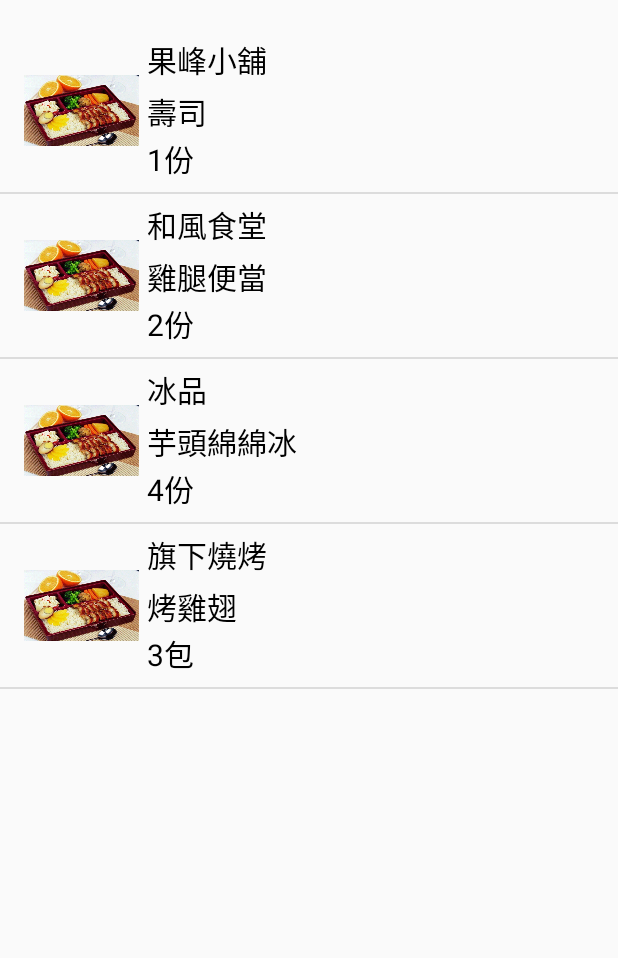
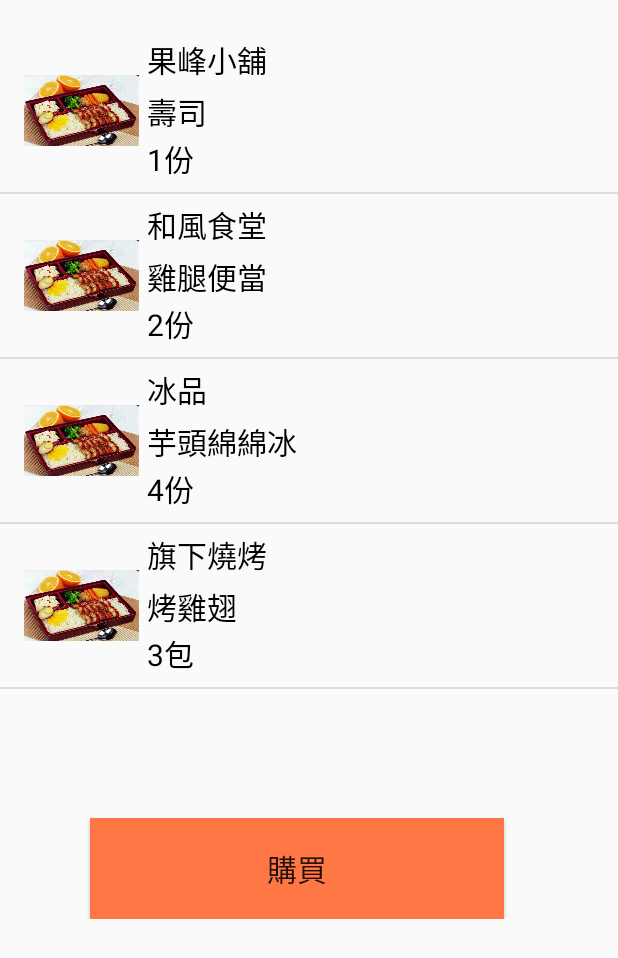
Before and after one commit to 107bento/App, an Android app: the shopping_cart screen opened directly, with no data from a screen before it, after a tap on "和風食堂", on a phone screen of 412 x 824 dp. Shown: the top 958 px of the screen. Run offline under Robolectric (Android 15) with nearby library versions, the phone set to English and light mode, and no system bars.

Commit message:
更新檔案
處理merge後發生錯誤

```diff
--- a/Bento/app/src/main/java/com/example/aishalien/bento/Login.java
+++ b/Bento/app/src/main/java/com/example/aishalien/bento/Login.java
@@ -90,7 +90,6 @@ public class Login extends AppCompatActivity implements LoaderCallbacks<Cursor>
                 Intent intent = new Intent();
                 intent.setClass(Login.this,main_menu.class);
                 startActivity(intent);
-                finish();
             }
         });
 
--- a/Bento/app/src/main/java/com/example/aishalien/bento/main_menu.java
+++ b/Bento/app/src/main/java/com/example/aishalien/bento/main_menu.java
@@ -63,7 +63,6 @@ public class main_menu extends AppCompatActivity
                 Intent intento = new Intent();
                 intento.setClass(main_menu.this,store_menu.class);
                 startActivity(intento);
-                finish();
             }
         });
     }
--- a/Bento/app/src/main/java/com/example/aishalien/bento/shopping_cart.java
+++ b/Bento/app/src/main/java/com/example/aishalien/bento/shopping_cart.java
@@ -1,22 +1,30 @@
 package com.example.aishalien.bento;
 
+import android.app.Activity;
 import android.app.ListActivity;
+import android.content.Intent;
 import android.os.Bundle;
+import android.view.View;
+import android.widget.AdapterView;
+import android.widget.ListView;
 import android.widget.SimpleAdapter;
+import android.widget.Toast;
 
 import java.util.ArrayList;
 import java.util.HashMap;
 import java.util.List;
 import java.util.Map;
-import java.util.Objects;
 
-public class shopping_cart extends ListActivity {
+public class shopping_cart extends Activity {
+    //目標放入的MAP
     List<Map<String,Object>> mList;
-    //Map<String, Object> map;
+    ListView cartListView;
+
     @Override
     protected void onCreate(Bundle savedInstanceState) {
         super.onCreate(savedInstanceState);
         setContentView(R.layout.activity_shopping_cart);
+        cartListView=(ListView)findViewById(R.id.activity_shopping_cart);
         mList =  new ArrayList<>();
         String[] listFromResource = getResources().getStringArray(R.array.list_shopping_cart);
         String[] listFromMeal = getResources().getStringArray(R.array.list_shopping_cart_meal);
@@ -39,6 +47,23 @@ public class shopping_cart extends ListActivity {
                 new String[]{"store_name", "store_pic","meal_name","meal_num"},
                 new int[]{R.id.store_name,R.id.store_pic,R.id.meal_name,R.id.meal_num});
 
-        setListAdapter(adapter);
+        cartListView.setAdapter(adapter);
+        //添加点击事件
+        cartListView.setOnItemClickListener(new AdapterView.OnItemClickListener(){
+            @Override
+            public void onItemClick(AdapterView<?> arg0, View arg1, int arg2,
+                                    long arg3) {
+                //获得选中项的HashMap对象
+                HashMap<String,Object> map=(HashMap<String,Object>)cartListView.getItemAtPosition(arg2);
+                Object store_name=map.get("store_name");
+                Object meal_name=map.get("meal_name");
+                Toast.makeText(getApplicationContext(), "你選擇的是" + meal_name, Toast.LENGTH_SHORT).show();
+                if(meal_name.equals("壽司")){
+                    Intent intento = new Intent();
+                    intento.setClass(shopping_cart.this,modification_shopping_car.class);
+                    startActivity(intento);
+                }
+            }
+        });
     }
 }
--- a/Bento/app/src/main/java/com/example/aishalien/bento/store_menu.java
+++ b/Bento/app/src/main/java/com/example/aishalien/bento/store_menu.java
@@ -2,6 +2,7 @@ package com.example.aishalien.bento;
 
 import android.app.SearchManager;
 import android.content.Context;
+import android.content.Intent;
 import android.os.Bundle;
 import android.support.v4.view.PagerAdapter;
 import android.support.v4.view.ViewPager;
@@ -11,6 +12,7 @@ import android.support.v7.app.ActionBarDrawerToggle;
 import android.support.v7.app.AppCompatActivity;
 import android.support.v7.widget.SearchView;
 import android.support.v7.widget.Toolbar;
+import android.view.KeyEvent;
 import android.view.Menu;
 import android.view.MenuInflater;
 import android.view.MenuItem;
@@ -59,7 +61,9 @@ public class store_menu extends AppCompatActivity{
             public void onItemClick(AdapterView<?> parent, View view, int position, long id) {
 
                 if(list[position].equals("握壽司")){
-
+                    Intent intento = new Intent();
+                    intento.setClass(store_menu.this,meal_purchase.class);
+                    startActivity(intento);
                 }
                 //如果有執行以下
                 Toast.makeText(getApplicationContext(), "你選擇的是" + list[position], Toast.LENGTH_SHORT).show();
--- a/Bento/app/src/main/res/layout/activity_meal_purchase.xml
+++ b/Bento/app/src/main/res/layout/activity_meal_purchase.xml
@@ -95,7 +95,7 @@
             android:layout_alignParentBottom="true" >
 
             <android.support.v7.widget.AppCompatButton
-                android:id="@+id/button1"
+                android:id="@+id/btn_put_in_cart"
                 style="?android:textAppearanceSmall"
                 android:textColor="@android:color/white"
                 android:layout_width="match_parent"
--- a/Bento/app/src/main/res/layout/activity_shopping_cart.xml
+++ b/Bento/app/src/main/res/layout/activity_shopping_cart.xml
@@ -13,8 +13,17 @@
             android:layout_width="wrap_content"
             android:layout_height="wrap_content" />
         <ListView
-            android:id="@+id/android:list"
+            android:id="@+id/activity_shopping_cart"
             android:layout_height="506dp"
             android:layout_width="match_parent"/>
+        <Button
+            android:id="@+id/btn_put_in_cart"
+            android:layout_width="276dp"
+            android:layout_height="67dp"
+            android:layout_marginTop="20dp"
+            android:layout_marginLeft="60dp"
+            android:background="#FF7744"
+            android:text="購買"
+            android:textSize="20sp" />
     </LinearLayout>
 </ScrollView>
```
Also changed, not shown: Bento/app/src/main/java/com/example/aishalien/bento/application_fillment.java (+16 -0 lines), Bento/app/src/main/java/com/example/aishalien/bento/meal_purchase.java (+16 -0 lines), Bento/app/src/main/java/com/example/aishalien/bento/modification_shopping_car.java (+16 -0 lines), Bento/app/src/main/res/layout/activity_application_fillment.xml (+9 -0 lines).
